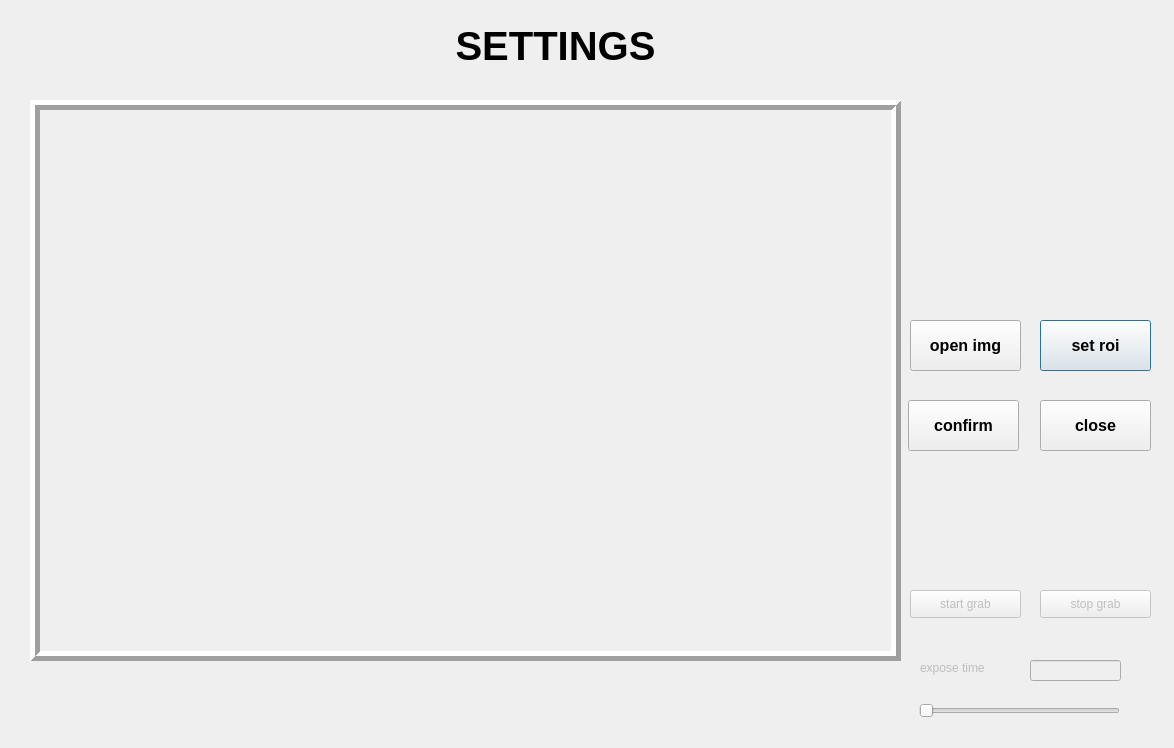
Before: the Qt Designer form settingsdlg.ui in lzj12321/PCB_OCR, drawn with Qt 5.
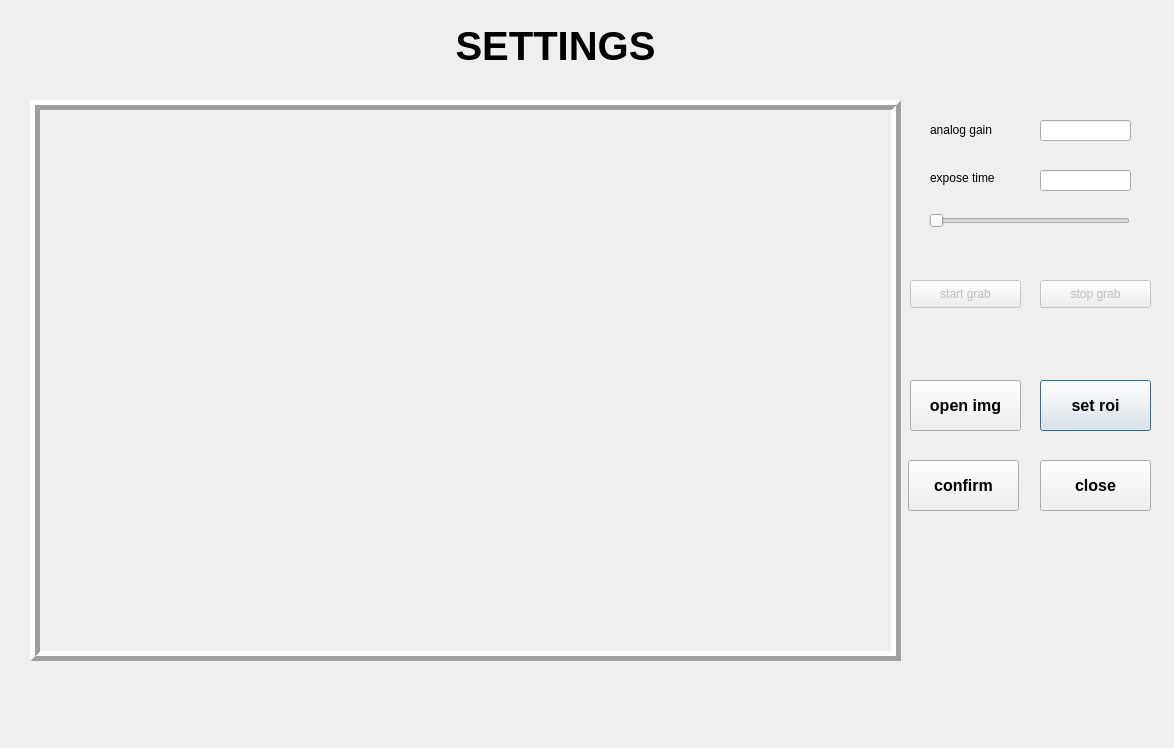
After: the same form once the commit is applied.

The edit to the form file:
```diff
--- a/settingsdlg.ui
+++ b/settingsdlg.ui
@@ -47,7 +47,7 @@
    <property name="geometry">
     <rect>
      <x>1040</x>
-     <y>320</y>
+     <y>380</y>
      <width>111</width>
      <height>51</height>
     </rect>
@@ -86,24 +86,11 @@
     <set>Qt::AlignCenter</set>
    </property>
   </widget>
-  <widget class="QLabel" name="label_3">
-   <property name="geometry">
-    <rect>
-     <x>780</x>
-     <y>690</y>
-     <width>171</width>
-     <height>17</height>
-    </rect>
-   </property>
-   <property name="text">
-    <string/>
-   </property>
-  </widget>
   <widget class="QPushButton" name="pushButton_2">
    <property name="geometry">
     <rect>
      <x>908</x>
-     <y>400</y>
+     <y>460</y>
      <width>111</width>
      <height>51</height>
     </rect>
@@ -123,7 +110,7 @@
    <property name="geometry">
     <rect>
      <x>1040</x>
-     <y>400</y>
+     <y>460</y>
      <width>111</width>
      <height>51</height>
     </rect>
@@ -146,7 +133,7 @@
    <property name="geometry">
     <rect>
      <x>910</x>
-     <y>590</y>
+     <y>280</y>
      <width>111</width>
      <height>28</height>
     </rect>
@@ -159,7 +146,7 @@
    <property name="geometry">
     <rect>
      <x>910</x>
-     <y>320</y>
+     <y>380</y>
      <width>111</width>
      <height>51</height>
     </rect>
@@ -177,12 +164,12 @@
   </widget>
   <widget class="QSlider" name="horizontalSlider">
    <property name="enabled">
-    <bool>false</bool>
+    <bool>true</bool>
    </property>
    <property name="geometry">
     <rect>
-     <x>919</x>
-     <y>700</y>
+     <x>929</x>
+     <y>210</y>
      <width>201</width>
      <height>22</height>
     </rect>
@@ -193,12 +180,12 @@
   </widget>
   <widget class="QLineEdit" name="lineEdit">
    <property name="enabled">
-    <bool>false</bool>
+    <bool>true</bool>
    </property>
    <property name="geometry">
     <rect>
-     <x>1030</x>
-     <y>660</y>
+     <x>1040</x>
+     <y>170</y>
      <width>91</width>
      <height>21</height>
     </rect>
@@ -207,17 +194,17 @@
     <set>Qt::AlignCenter</set>
    </property>
    <property name="readOnly">
-    <bool>true</bool>
+    <bool>false</bool>
    </property>
   </widget>
   <widget class="QLabel" name="label_4">
    <property name="enabled">
-    <bool>false</bool>
+    <bool>true</bool>
    </property>
    <property name="geometry">
     <rect>
-     <x>920</x>
-     <y>660</y>
+     <x>930</x>
+     <y>170</y>
      <width>101</width>
      <height>16</height>
     </rect>
@@ -233,7 +220,7 @@
    <property name="geometry">
     <rect>
      <x>1040</x>
-     <y>590</y>
+     <y>280</y>
      <width>111</width>
      <height>28</height>
     </rect>
@@ -242,6 +229,54 @@
     <string>stop grab</string>
    </property>
   </widget>
+  <widget class="QLabel" name="label_3">
+   <property name="enabled">
+    <bool>true</bool>
+   </property>
+   <property name="geometry">
+    <rect>
+     <x>980</x>
+     <y>570</y>
+     <width>91</width>
+     <height>16</height>
+    </rect>
+   </property>
+   <property name="text">
+    <string/>
+   </property>
+  </widget>
+  <widget class="QLineEdit" name="lineEdit_2">
+   <property name="enabled">
+    <bool>true</bool>
+   </property>
+   <property name="geometry">
+    <rect>
+     <x>1040</x>
+     <y>120</y>
+     <width>91</width>
+     <height>21</height>
+    </rect>
+   </property>
+   <property name="alignment">
+    <set>Qt::AlignCenter</set>
+   </property>
+   <property name="readOnly">
+    <bool>false</bool>
+   </property>
+  </widget>
+  <widget class="QLabel" name="label_5">
+   <property name="geometry">
+    <rect>
+     <x>930</x>
+     <y>120</y>
+     <width>91</width>
+     <height>20</height>
+    </rect>
+   </property>
+   <property name="text">
+    <string>analog gain</string>
+   </property>
+  </widget>
  </widget>
  <resources/>
  <connections/>
```
